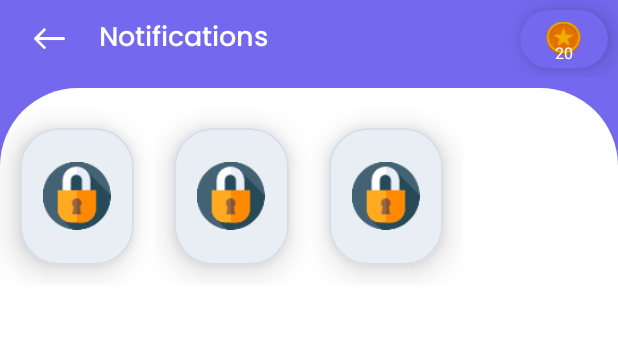
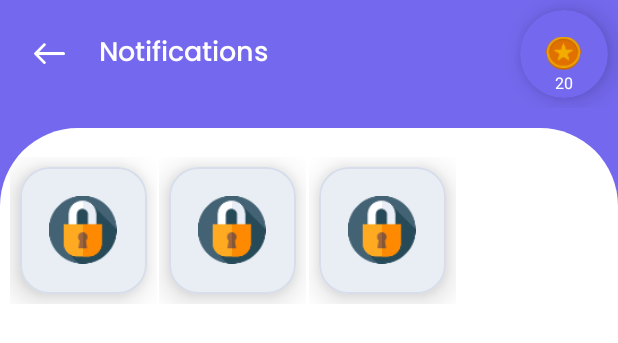
Before and after one commit to Waleed055/Habitualize, an Android app: the layout activity_reminder.xml on its own in the app's theme, with its tools: preview values and no code run, on a phone screen of 412 x 824 dp. Shown: the top 343 px of the screen. Run offline under Robolectric (Android 15) with nearby library versions, the phone set to English and light mode, and no system bars.

Commit message:
Reminder Activity

```diff
--- a/app/src/main/res/layout/activity_reminder.xml
+++ b/app/src/main/res/layout/activity_reminder.xml
@@ -13,7 +13,7 @@
     <RelativeLayout
         android:id="@+id/header"
         android:layout_width="match_parent"
-        android:layout_height="@dimen/_40sdp">
+        android:layout_height="wrap_content">
 
         <ImageView
             android:id="@+id/back_button"
@@ -72,18 +72,19 @@
         android:layout_width="match_parent"
         android:layout_height="match_parent"
         android:layout_below="@id/notification_included_layout"
-        android:layout_marginTop="@dimen/_5sdp"
+        android:layout_marginTop="@dimen/_10sdp"
         android:background="@drawable/task_rv_background">
 
         <androidx.recyclerview.widget.RecyclerView
-            android:id="@+id/feed_rv"
+            android:id="@+id/reminder_rv"
             android:layout_width="match_parent"
             android:layout_height="wrap_content"
             app:layoutManager="androidx.recyclerview.widget.GridLayoutManager"
             app:spanCount="4"
+            android:layout_marginHorizontal="@dimen/_5sdp"
             android:orientation="vertical"
             tools:listitem="@layout/item_reminder"
-            android:layout_marginTop="@dimen/_10sdp"
+            android:layout_marginTop="@dimen/_15sdp"
             />
 
     </FrameLayout>
--- a/app/src/main/res/layout/item_reminder.xml
+++ b/app/src/main/res/layout/item_reminder.xml
@@ -6,17 +6,18 @@
 
 
     <com.google.android.material.card.MaterialCardView
-        android:layout_width="@dimen/_70sdp"
-        android:layout_height="@dimen/_70sdp"
+        android:layout_width="@dimen/_65sdp"
+        android:layout_height="@dimen/_65sdp"
         app:cardBackgroundColor="#E8EEF3"
-        app:cardCornerRadius="@dimen/_20sdp"
-        android:layout_margin="@dimen/_10sdp"
+        app:cardCornerRadius="@dimen/_15sdp"
+        android:layout_margin="@dimen/_5sdp"
         app:cardElevation="@dimen/_10sdp"
         app:strokeWidth="@dimen/_1sdp"
         app:strokeColor="#D7DDEA"
         >
 
 <ImageView
+    android:id="@+id/item_lock_img"
     android:layout_width="@dimen/_35sdp"
     android:layout_height="@dimen/_35sdp"
     android:src="@drawable/lock_icon"
@@ -24,6 +25,7 @@
     />
 
         <TextView
+            android:id="@+id/item_reminder_text"
             android:layout_width="wrap_content"
             android:layout_height="wrap_content"
             android:text="I hope you feel beautiful today"
```
Also changed, not shown: app/src/main/AndroidManifest.xml (+7 -5 lines), app/src/main/java/com/example/habitualize/ui/afterauth/reminder/ReminderActivity.kt (+17 -1 lines), app/src/main/java/com/example/habitualize/ui/afterauth/reminder/adapter/ReminderAdapter.kt (added, +39 -0 lines).
